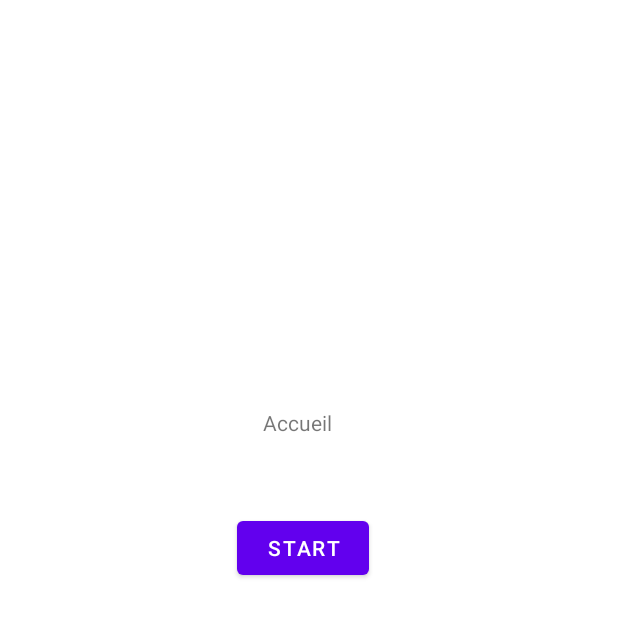
After one commit to Nekufroze/androidStudioShooter2DStage, an Android app: the accueil screen opened directly, with no data from a screen before it, on a phone screen of 412 x 824 dp, the top half of it. The commit adds this screen. Run offline under Robolectric (Android 15) with nearby library versions, the phone set to English and light mode, and no system bars.

Commit message:
New Update with a screen with fps

```diff
--- /dev/null
+++ b/app/src/main/java/com/example/shooter/accueil.java
@@ -0,0 +1,18 @@
+package com.example.shooter;
+
+import androidx.appcompat.app.AppCompatActivity;
+
+import android.os.Bundle;
+import android.widget.Button;
+
+@SuppressWarnings("ALL")
+public class accueil extends AppCompatActivity {
+
+    @Override
+    protected void onCreate(Bundle savedInstanceState) {
+        super.onCreate(savedInstanceState);
+        setContentView(R.layout.activity_accueil);
+
+        Button btn_Start = findViewById(R.id.btn_Start);
+    }
+}
--- /dev/null
+++ b/app/src/main/res/layout/activity_accueil.xml
@@ -0,0 +1,28 @@
+<?xml version="1.0" encoding="utf-8"?>
+<androidx.constraintlayout.widget.ConstraintLayout xmlns:android="http://schemas.android.com/apk/res/android"
+    xmlns:app="http://schemas.android.com/apk/res-auto"
+    xmlns:tools="http://schemas.android.com/tools"
+    android:layout_width="match_parent"
+    android:layout_height="match_parent"
+    tools:context=".accueil">
+
+    <TextView
+        android:id="@+id/textView4"
+        android:layout_width="wrap_content"
+        android:layout_height="wrap_content"
+        android:layout_marginStart="175dp"
+        android:layout_marginTop="272dp"
+        android:text="@string/accueil"
+        app:layout_constraintStart_toStartOf="parent"
+        app:layout_constraintTop_toTopOf="parent" />
+
+    <Button
+        android:id="@+id/btn_Start"
+        android:layout_width="wrap_content"
+        android:layout_height="wrap_content"
+        android:layout_marginStart="158dp"
+        android:layout_marginTop="341dp"
+        android:text="@string/start"
+        app:layout_constraintStart_toStartOf="parent"
+        app:layout_constraintTop_toTopOf="parent" />
+</androidx.constraintlayout.widget.ConstraintLayout>
--- a/app/src/main/res/layout/activity_level_selector.xml
+++ b/app/src/main/res/layout/activity_level_selector.xml
@@ -14,7 +14,11 @@
         android:columnWidth="50dp"
         android:stretchMode="columnWidth"
         android:layout_width="fill_parent"
-        android:layout_height="fill_parent" >
+        android:layout_height="fill_parent"
+        app:layout_constraintTop_toBottomOf="parent"
+        app:layout_constraintRight_toLeftOf="parent"
+        >
+
     </GridView>
 
 </androidx.constraintlayout.widget.ConstraintLayout>
--- a/app/src/main/res/values/colors.xml
+++ b/app/src/main/res/values/colors.xml
@@ -8,4 +8,6 @@
     <color name="black">#FF000000</color>
     <color name="white">#FFFFFFFF</color>
     <color name="Orange">#FF6900</color>
+    <color name="Light_Grey">#A96C6C6C</color>
+    <color name="Grey">#2B2B2B</color>
 </resources>
--- a/app/src/main/res/values/strings.xml
+++ b/app/src/main/res/values/strings.xml
@@ -5,12 +5,7 @@
     <string name="player">Player</string>
     <string name="version">v0.0.1</string>
     <string name="title_activity_game">Game</string>
-    <!-- Strings used for fragments for navigation -->
-    <string name="first_fragment_label">First Fragment</string>
-    <string name="second_fragment_label">Second Fragment</string>
-    <string name="next">Next</string>
-    <string name="previous">Previous</string>
+    <string name="accueil">Accueil</string>
+    <string name="start">Start</string>
 
-    <string name="hello_first_fragment">Hello first fragment</string>
-    <string name="hello_second_fragment">Hello second fragment. Arg: %1$s</string>
 </resources>
```
Also changed, not shown: app/src/main/AndroidManifest.xml (+5 -2 lines), app/src/main/java/com/example/shooter/GameLoop.java (+3 -13 lines), app/src/main/java/com/example/shooter/Jeu.java (+6 -19 lines), app/src/main/java/com/example/shooter/MainActivity.java (+6 -16 lines), app/src/main/java/com/example/shooter/assets/Joystick.java (+17 -16 lines).
